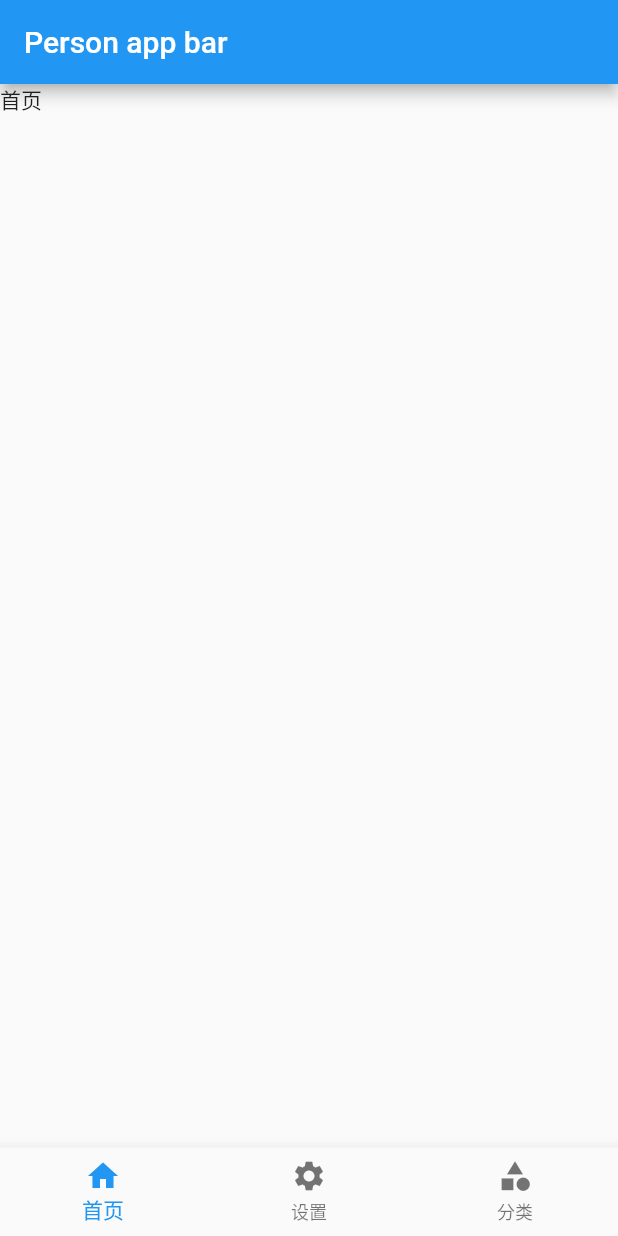
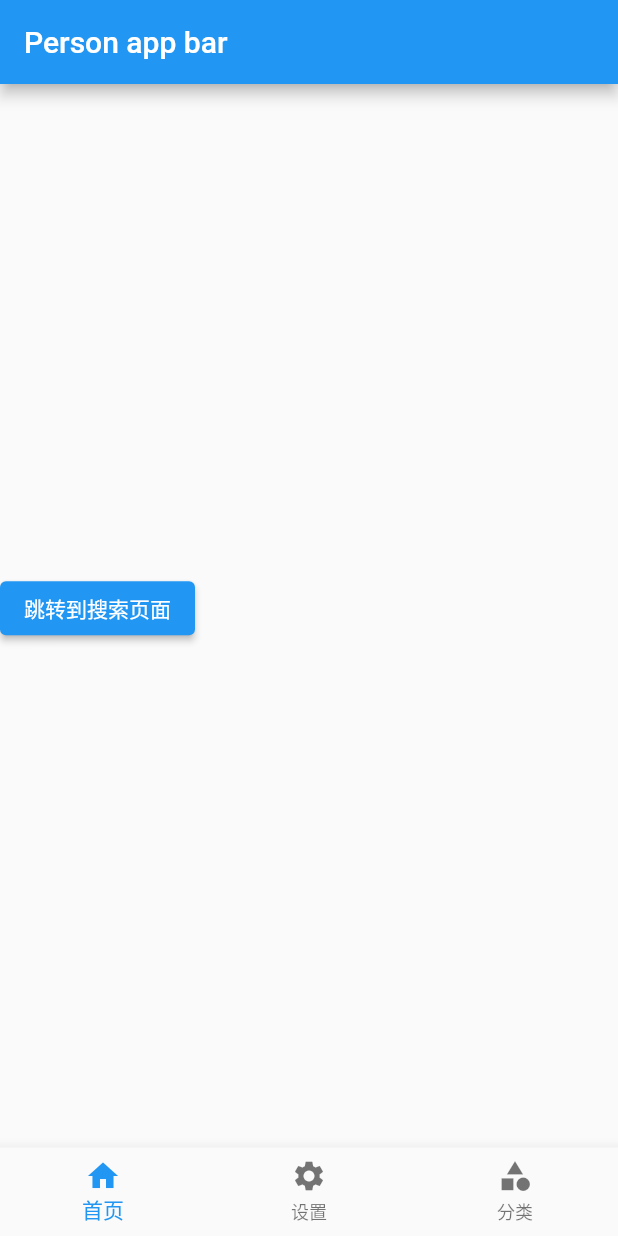
Before and after one commit to xiaoyaole3/flutter_learn, a Flutter app: the screen it shows after launch, on a phone screen of 412 x 824 dp. Run offline on Flutter 3.47's test engine with Material 2 defaults, Android fonts, the phone set to English and light mode, and no system bars.

Commit message:
普通路由及普通路由传值

```diff
--- /dev/null
+++ b/lib/pages/Search.dart
@@ -0,0 +1,15 @@
+import 'package:flutter/material.dart';
+
+class SearchPage extends StatelessWidget {
+  const SearchPage({Key? key}) : super(key: key);
+
+  @override
+  Widget build(BuildContext context) {
+    return Scaffold(
+      appBar: AppBar(
+        title: Text("我是搜索页面"),
+      ),
+      body: Text("搜索页面"),
+    );
+  }
+}
--- a/lib/pages/tabs/Home.dart
+++ b/lib/pages/tabs/Home.dart
@@ -1,12 +1,27 @@
 import 'package:flutter/material.dart';
+import '../Search.dart';
 
 class HomePage extends StatelessWidget {
   const HomePage({Key? key}) : super(key: key);
 
   @override
   Widget build(BuildContext context) {
-    return Container(
-      child: Text("首页"),
+    return  Column(
+      crossAxisAlignment: CrossAxisAlignment.start,
+      mainAxisAlignment: MainAxisAlignment.center,
+      children: [
+        ElevatedButton(
+          child: Text("跳转到搜索页面"),
+          onPressed: () {
+            // 基础路由实现表单跳转
+            Navigator.of(context).push(
+              MaterialPageRoute(builder: (context)=>SearchPage())
+            );
+          },
+        ),
+        SizedBox(height: 10,),
+
+      ],
     );
   }
 }
```
Also changed, not shown: lib/pages/Form.dart (added, +32 -0 lines), lib/pages/tabs/Category.dart (+17 -2 lines).
